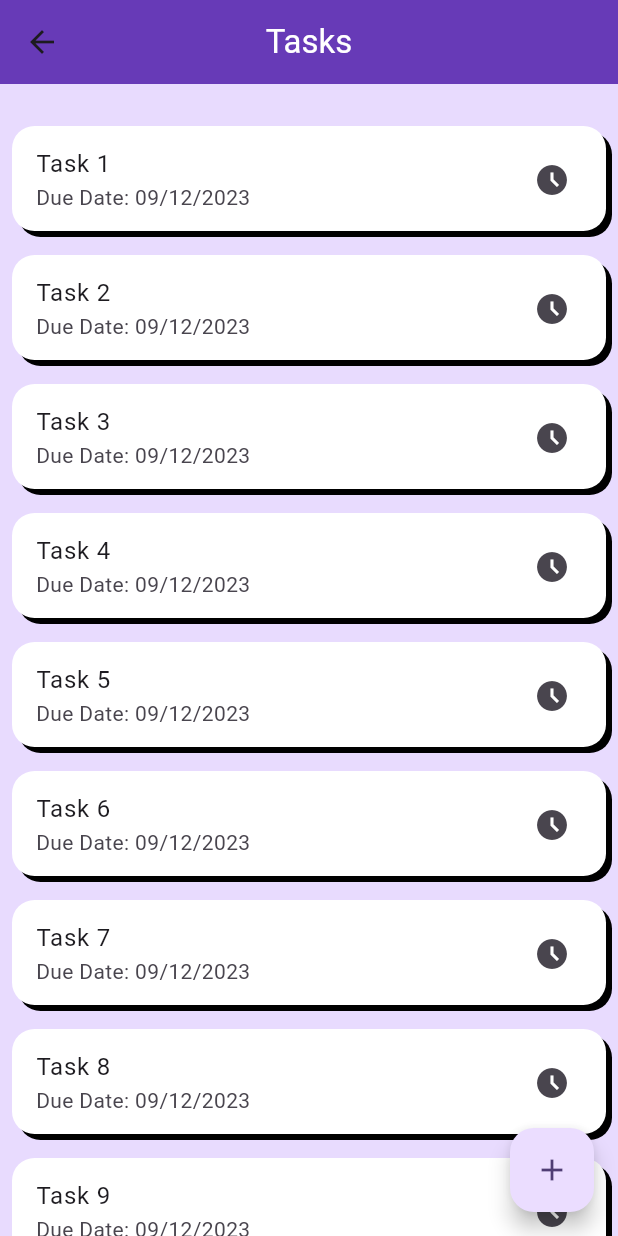
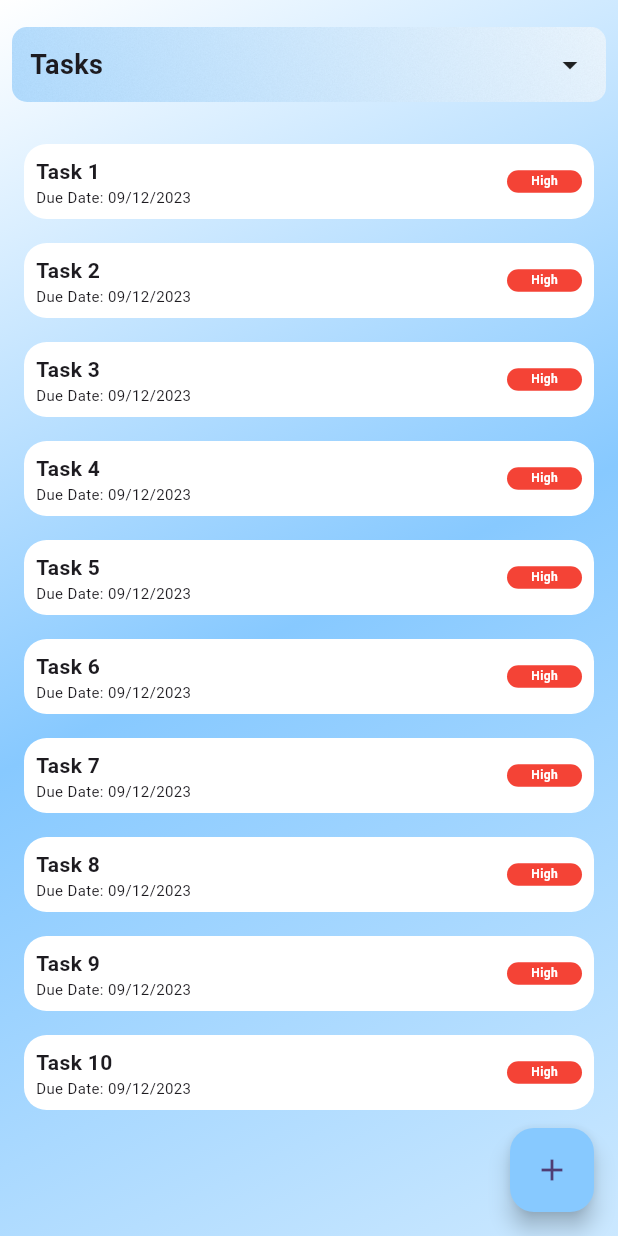
Before and after one commit to BilalOsama15/TaskManagerApp, a Flutter app: the taskListing screen opened directly, on a phone screen of 412 x 824 dp. Run offline on Flutter 3.47's test engine with Material 2 defaults, Android fonts, the phone set to English and light mode, and no system bars.

Commit message:
Update UI

```diff
--- a/task_manager/lib/Login.dart
+++ b/task_manager/lib/Login.dart
@@ -2,6 +2,7 @@
 
 import 'package:flutter/material.dart';
 import 'package:flutter/scheduler.dart';
+import 'package:task_manager/Tasks.dart';
 
 class Login extends StatefulWidget {
   const Login({Key? key}) : super(key: key);
@@ -218,8 +219,8 @@ class _LoginState extends State<Login> with SingleTickerProviderStateMixin {
             }
             else{
               print("Login");
+              Navigator.push(context, MaterialPageRoute(builder: (context)=>const taskListing()));
             }
-
       },
       child: Container(
                   alignment: Alignment.center,
--- a/task_manager/lib/Tasks.dart
+++ b/task_manager/lib/Tasks.dart
@@ -14,12 +14,46 @@ class _taskListingState extends State<taskListing> {
   @override
   Widget build(BuildContext context) {
     return Scaffold(
-      backgroundColor: Color.fromARGB(255, 232, 219, 254),
-      appBar: AppBar(title: const Text("Tasks",style: TextStyle(color: Colors.white),),centerTitle: true,backgroundColor: Colors.deepPurple,),
-      body:  Column(
+      // appBar: AppBar(automaticallyImplyLeading:false,title: const Text("Tasks",style: TextStyle(color: Color.fromARGB(255, 255, 255, 255)),),
+      //   backgroundColor: Color.fromARGB(255, 135, 201, 255),),
+      body:  Container(
+        alignment: Alignment.center,
+        decoration: const BoxDecoration(
+            gradient: LinearGradient(
+              colors: [
+                Color.fromARGB(255, 255, 255, 255),
+                Color.fromARGB(255, 135, 201, 255),
+                Color.fromARGB(255, 203, 232, 255),
+              ],
+              begin: Alignment.topLeft,
+              end: Alignment.bottomRight,
+            ),
+          ),
+        child: Padding(
+          padding: const EdgeInsets.all(8.0),
+          child: Column(
             mainAxisAlignment: MainAxisAlignment.start,
             crossAxisAlignment: CrossAxisAlignment.center,
             children: [
+              10.height,
+              Container(
+                height: 50,width: double.infinity, alignment: Alignment.center, decoration: BoxDecoration(
+          gradient:const LinearGradient(colors: [Color.fromARGB(255, 135, 201, 255),Color.fromARGB(255, 255, 255, 255)],),
+          color: Colors.white.withOpacity(0.6),
+          image:const DecorationImage(image: AssetImage("assets/images/noise.jpg"),fit: BoxFit.cover,opacity: 0.03),
+          borderRadius: BorderRadius.circular(10.0)
+        ),
+        child: Padding(
+          padding: const EdgeInsets.all(12.0),
+          child: Row(
+            mainAxisAlignment: MainAxisAlignment.spaceBetween,
+            children: [
+              Text("Tasks",style: TextStyle(fontSize: 18,fontWeight: FontWeight.w600),),
+              Icon(Icons.arrow_drop_down)
+            ],
+          ),
+        ),
+              ),
               20.height,
               Expanded(
                 child: ListView.builder(
@@ -28,22 +62,46 @@ class _taskListingState extends State<taskListing> {
                   return Padding(
                     padding: const EdgeInsets.all(8.0),
                     child: Container(
-                  height: 70,
+                      height: 50,
                       decoration: BoxDecoration(
-                    boxShadow: const [
-                      BoxShadow(
-                      color: Color.fromARGB(255, 0, 0, 0),
-                      offset: Offset(4,4),
-                      )
-                    ],
+                        // boxShadow: const [
+                        //   BoxShadow(
+                        //   color: Color.fromARGB(255, 0, 0, 0),
+                        //   offset: Offset(4,4),
+                        //   )
+                        // ],
                         borderRadius: BorderRadius.circular(15),
                         color: Color.fromARGB(255, 255, 255, 255)
                       ),
-                  child: ListTile(
-                    title: Text("Task ${index+1}",),
-                    subtitle: Text("Due Date: 09/12/2023"),
-                    trailing: Icon(Icons.access_time_filled),
+                      child: Padding(
+                        padding: const EdgeInsets.all(8.0),
+                        child: Row(
+                          mainAxisAlignment: MainAxisAlignment.spaceBetween,
+                          children: [
+                            Column(
+                              mainAxisAlignment: MainAxisAlignment.start,
+                              crossAxisAlignment: CrossAxisAlignment.start,
+                              children: [
+                                Text("Task ${index+1}",style: TextStyle(fontSize: 14,fontWeight: FontWeight.bold),),
+                                Text("Due Date: 09/12/2023",style: TextStyle(fontSize: 10,fontWeight: FontWeight.normal)),
+                              ],
                             ),
+                           Container(
+                            alignment: Alignment.center,
+                            height: 15,width: 50,decoration: BoxDecoration(
+                              color: Colors.red,
+                              borderRadius: BorderRadius.circular(25.0)
+                            ),
+                            child: Text("High",style: TextStyle(fontSize: 8,fontWeight: FontWeight.bold,color: Colors.white),),
+                           )
+                          ],
+                        ),
+                      ),
+                      // child: ListTile(
+                      //   title: Text("Task ${index+1}",style: TextStyle(fontSize: 14,fontWeight: FontWeight.bold),),
+                      //   subtitle: Text("Due Date: 09/12/2023",style: TextStyle(fontSize: 10,fontWeight: FontWeight.normal)),
+                      //   trailing: Icon(Icons.access_time_filled,size: 16,),
+                      // ),
                     ),
                   );
 
@@ -51,7 +109,10 @@ class _taskListingState extends State<taskListing> {
                 },))
             ],
           ),
+        ),
+      ),
       floatingActionButton: FloatingActionButton(
+        backgroundColor: Color.fromARGB(255, 135, 201, 255),
         tooltip: 'Add Task',
         onPressed: () {
           Navigator.push(context, MaterialPageRoute(builder: (context)=> const addTask()));
```
Also changed, not shown: 1 other file. Lines whose indentation alone changed are shown as unchanged.
